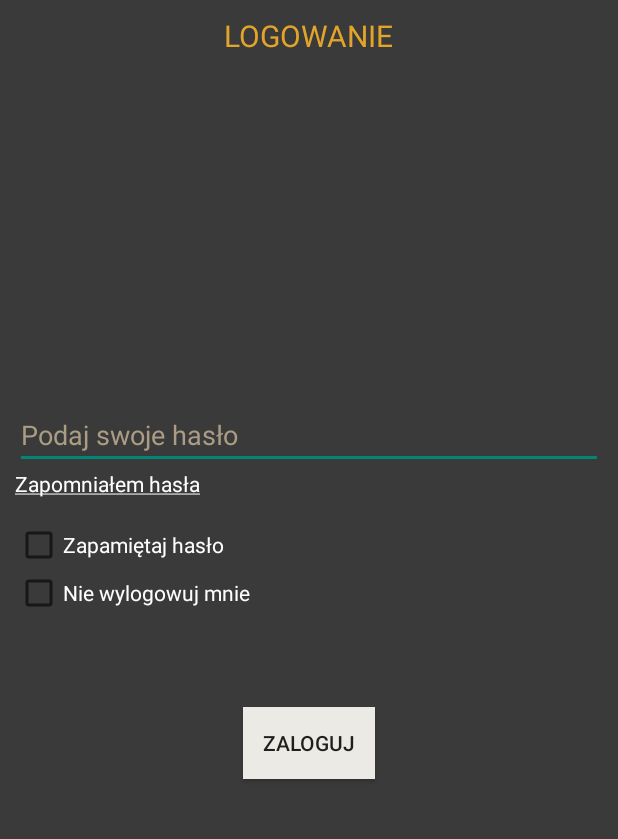
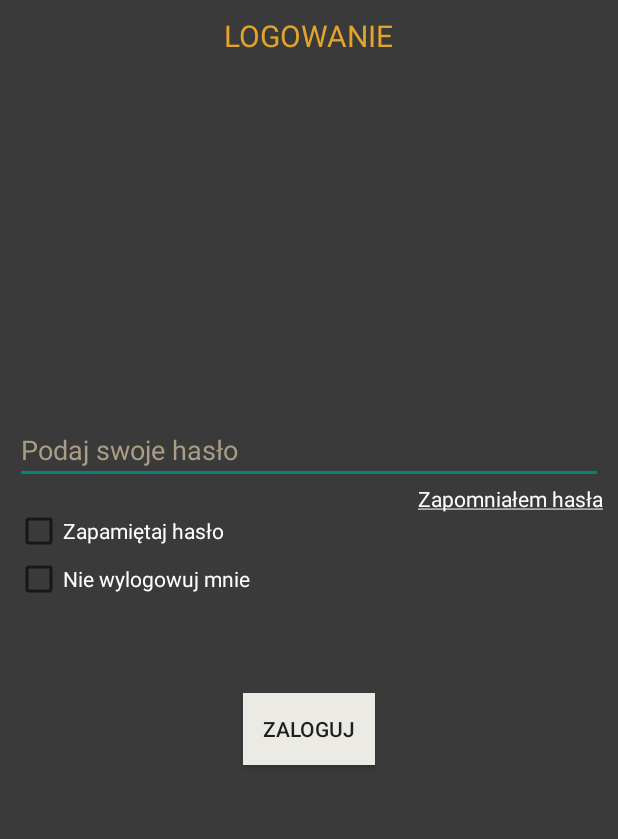
Before and after one commit to demsey15/MobilnyAnkieter_Android, an Android app: the Login screen opened directly, with no data from a screen before it, on a phone screen of 412 x 824 dp, the part 116-955 px from its top. Run offline under Robolectric (Android 15) with nearby library versions, the phone set to English and light mode, and no system bars.

Commit message:
odzyskiwanie hasła przy pomocy pytania pomocniczego - naprawiony przycisk back

```diff
--- a/app/src/main/java/bohonos/demski/mieldzioc/mobilnyankieter/application/login/CheckHelpQuestionActivity.java
+++ b/app/src/main/java/bohonos/demski/mieldzioc/mobilnyankieter/application/login/CheckHelpQuestionActivity.java
@@ -22,7 +22,7 @@ public class CheckHelpQuestionActivity extends ActionBarActivity {
         setContentView(R.layout.activity_check_help_question);
 
         final ApplicationState applicationState = ApplicationState.getInstance(getApplicationContext());
-        answer = applicationState.getHelpQuestionAnswer();
+        answer = applicationState.getHelpQuestionAnswer().trim();
 
         TextView questionTxt = (TextView) findViewById(R.id.reset_password_question);
         questionTxt.setText(applicationState.getHelpQuestion());
@@ -39,13 +39,15 @@ public class CheckHelpQuestionActivity extends ActionBarActivity {
             public void onClick(View view) {
                 String readAnswer = answerTxt.getText().toString();
 
-                if(answer.equalsIgnoreCase(readAnswer)){
+                if(answer.equalsIgnoreCase(readAnswer.trim())){
                     applicationState.resetUsersSettings();
 
                     Intent intent = new Intent(CheckHelpQuestionActivity.this, Register.class);
                     intent.addFlags(Intent.FLAG_ACTIVITY_CLEAR_TOP);
 
                     startActivity(intent);
+                    setResult(RESULT_OK);
+
                     finish();
                 }
                 else{
--- a/app/src/main/res/layout/activity_login.xml
+++ b/app/src/main/res/layout/activity_login.xml
@@ -29,7 +29,7 @@
         android:layout_below="@+id/hello_log"
         android:textColor="@color/login_color_text"
         />
-<LinearLayout
+<RelativeLayout
     android:layout_width="match_parent"
     android:layout_height="wrap_content"
     android:layout_centerInParent="true"
@@ -53,13 +53,16 @@
         android:layout_width="wrap_content"
         android:layout_height="wrap_content"
         android:text="@string/forgot_password"
+        android:layout_alignParentRight="true"
         android:textColor="@color/black"
+        android:layout_below="@id/user_password"
         android:id="@+id/forgot_password_txt"/>
 
     <CheckBox
         android:layout_marginTop="15dp"
         android:layout_width="wrap_content"
         android:layout_height="wrap_content"
+        android:layout_below="@id/user_password"
         android:text="@string/remember_password"
         android:textColor="@color/black"
         android:id="@+id/rememberPasswordChcBox"/>
@@ -67,11 +70,12 @@
     <CheckBox
         android:layout_width="wrap_content"
         android:layout_height="wrap_content"
+        android:layout_below="@id/rememberPasswordChcBox"
         android:text="@string/dont_logout"
         android:textColor="@color/black"
         android:id="@+id/dontLogOutChcBox"/>
 
-</LinearLayout>
+</RelativeLayout>
     <Button
         android:layout_width="wrap_content"
         android:layout_height="wrap_content"
--- a/app/src/main/res/values/colors.xml
+++ b/app/src/main/res/values/colors.xml
@@ -14,8 +14,8 @@
     <color name="oliwkowy">	#3a3a3a</color>
     <color name="black">#FEFEFE</color>
     <color name="hint_color">#BC8B00</color>
-    <color name="end_filling_button_color">#726A76</color>
-    <color name="end_filling_button_text">#E5E5E6</color>
+    <color name="end_filling_button_color">#EBEAE5</color>
+    <color name="end_filling_button_text">#3a3a3a</color>
     <color name="login_color_text">#E2A42A</color>
     <color name="login_color_hint">#AA9C85</color>
     <color name="button_color">#EBEAE5</color>
```
Also changed, not shown: app/src/main/java/bohonos/demski/mieldzioc/mobilnyankieter/application/login/Login.java (+9 -1 lines).
